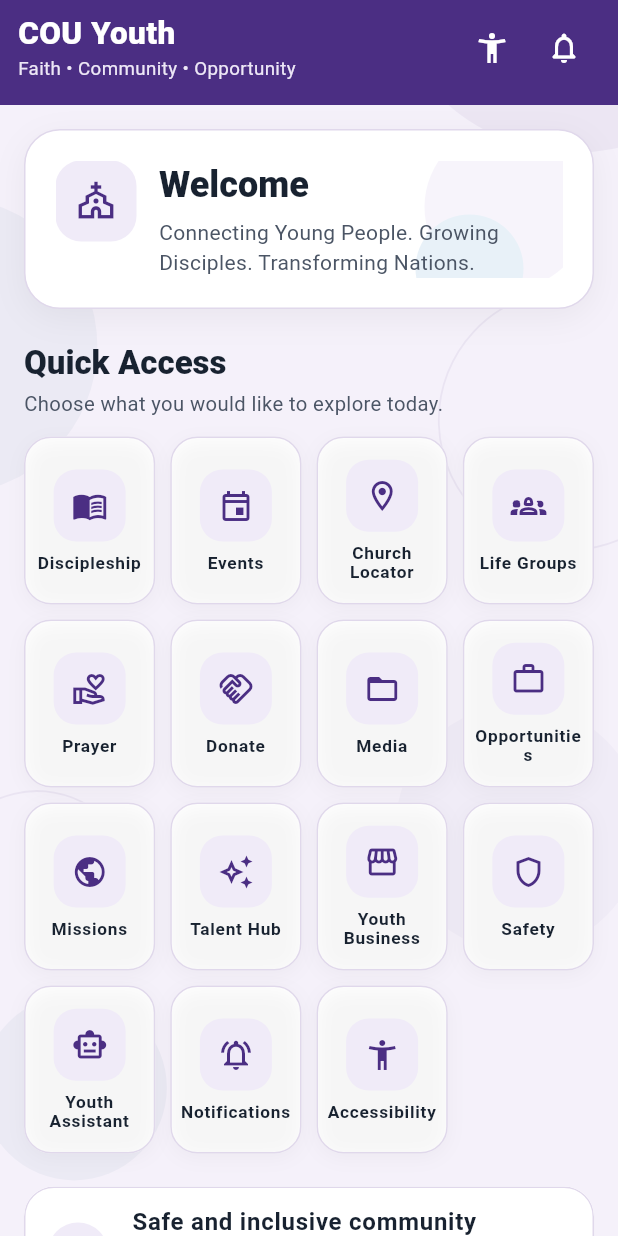
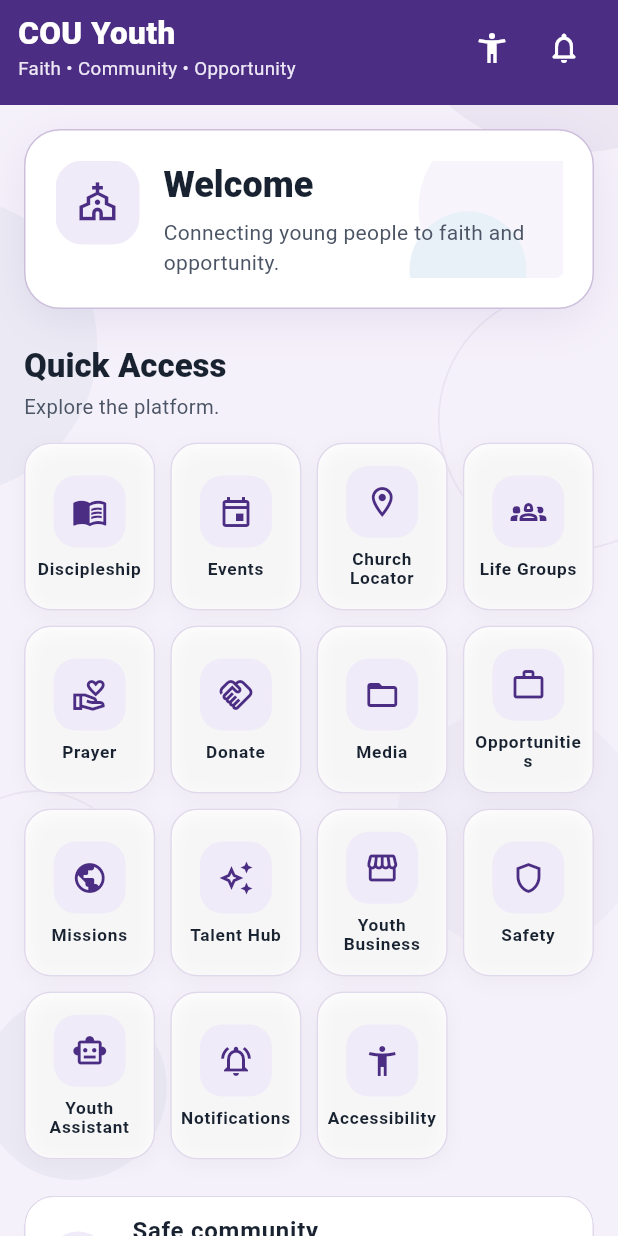
Before and after one commit to Engwaksken/cou-youth-flutter, a Flutter app: the HomeScreen screen opened directly, on a phone screen of 412 x 824 dp. Run offline on Flutter 3.47's test engine with Material 3 defaults, Android fonts, the phone set to English and light mode, and no system bars; our stand-ins replace firebase_core, firebase_messaging, flutter_secure_storage; accounts and stored records are empty; network calls fail.

Commit message:
Polish youth home cards and shorten copy

```diff
--- a/lib/screens/home_screen.dart
+++ b/lib/screens/home_screen.dart
@@ -144,8 +144,8 @@ class HomeScreen extends StatelessWidget {
       child: ListView(
         padding: const EdgeInsets.fromLTRB(16, 16, 16, 28),
         children: [
-          _WelcomePanel(strings: strings),
-          const SizedBox(height: 22),
+          const _WelcomePanel(),
+          const SizedBox(height: 24),
           Text(
             'Quick Access',
             style: Theme.of(context).textTheme.titleLarge?.copyWith(
@@ -155,13 +155,13 @@ class HomeScreen extends StatelessWidget {
           ),
           const SizedBox(height: 4),
           const Text(
-            'Choose what you would like to explore today.',
+            'Explore the platform.',
             style: TextStyle(
               color: AppColors.textSecondary,
               fontSize: 13.5,
             ),
           ),
-          const SizedBox(height: 12),
+          const SizedBox(height: 14),
           GridView.builder(
             shrinkWrap: true,
             physics: const NeverScrollableScrollPhysics(),
@@ -169,8 +169,9 @@ class HomeScreen extends StatelessWidget {
             itemCount: shortcuts.length,
             itemBuilder: (context, index) => shortcuts[index],
           ),
-          const SizedBox(height: 22),
+          const SizedBox(height: 24),
           Card(
+            elevation: 2,
             child: ListTile(
               leading: const CircleAvatar(
                 backgroundColor: AppColors.primaryLight,
@@ -178,14 +179,14 @@ class HomeScreen extends StatelessWidget {
                 child: Icon(Icons.shield_outlined),
               ),
               title: const Text(
-                'Safe and inclusive community',
+                'Safe community',
                 style: TextStyle(
                   color: AppColors.textPrimary,
                   fontWeight: FontWeight.w700,
                 ),
               ),
               subtitle: const Text(
-                'Prayer, pastoral support, safeguarding and accessibility are always available.',
+                'Prayer, safeguarding and accessibility support.',
                 style: TextStyle(color: AppColors.textSecondary),
               ),
               trailing: const Icon(Icons.chevron_right),
@@ -199,9 +200,7 @@ class HomeScreen extends StatelessWidget {
 }
 
 class _WelcomePanel extends StatelessWidget {
-  const _WelcomePanel({required this.strings});
-
-  final AppStrings strings;
+  const _WelcomePanel();
 
   @override
   Widget build(BuildContext context) {
@@ -212,23 +211,23 @@ class _WelcomePanel extends StatelessWidget {
         decoration: BoxDecoration(
           color: Colors.white,
           borderRadius: BorderRadius.circular(24),
-          border: Border.all(color: AppColors.border),
+          border: Border.all(color: AppColors.borderStrong),
           boxShadow: [
             BoxShadow(
-              color: Colors.black.withValues(alpha: .05),
-              blurRadius: 18,
-              offset: const Offset(0, 6),
+              color: AppColors.primary.withValues(alpha: .09),
+              blurRadius: 24,
+              offset: const Offset(0, 8),
             ),
           ],
         ),
         child: Stack(
           children: [
             Positioned(
-              right: -18,
-              top: -24,
+              right: -20,
+              top: -26,
               child: Container(
-                width: 110,
-                height: 110,
+                width: 116,
+                height: 116,
                 decoration: const BoxDecoration(
                   color: AppColors.primaryFaint,
                   shape: BoxShape.circle,
@@ -236,11 +235,11 @@ class _WelcomePanel extends StatelessWidget {
               ),
             ),
             Positioned(
-              right: 26,
-              bottom: -30,
+              right: 24,
+              bottom: -34,
               child: Container(
-                width: 72,
-                height: 72,
+                width: 78,
+                height: 78,
                 decoration: const BoxDecoration(
                   color: AppColors.secondaryLight,
                   shape: BoxShape.circle,
@@ -251,20 +250,20 @@ class _WelcomePanel extends StatelessWidget {
               crossAxisAlignment: CrossAxisAlignment.start,
               children: [
                 Container(
-                  width: 54,
-                  height: 54,
+                  width: 56,
+                  height: 56,
                   decoration: BoxDecoration(
                     color: AppColors.primaryLight,
-                    borderRadius: BorderRadius.circular(17),
+                    borderRadius: BorderRadius.circular(18),
                   ),
                   alignment: Alignment.center,
                   child: const Icon(
                     Icons.church_outlined,
                     color: AppColors.primary,
-                    size: 28,
+                    size: 29,
                   ),
                 ),
-                const SizedBox(width: 15),
+                const SizedBox(width: 16),
                 Expanded(
                   child: Column(
                     crossAxisAlignment: CrossAxisAlignment.start,
@@ -278,7 +277,7 @@ class _WelcomePanel extends StatelessWidget {
                       ),
                       const SizedBox(height: 6),
                       Text(
-                        strings.text('tagline'),
+                        'Connecting young people to faith and opportunity.',
                         style: Theme.of(context).textTheme.bodyMedium?.copyWith(
                               color: AppColors.textSecondary,
                               height: 1.45,
```
